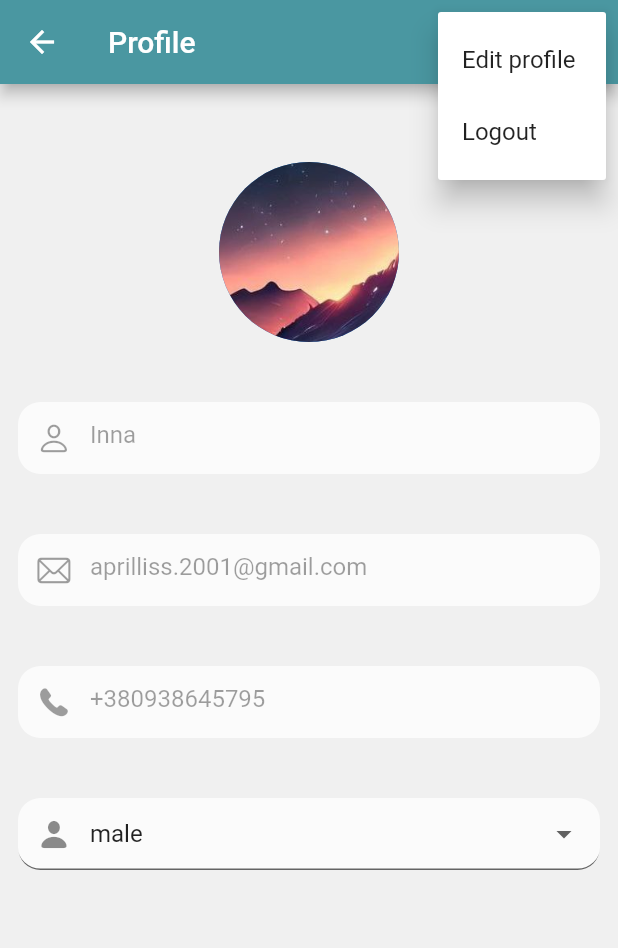
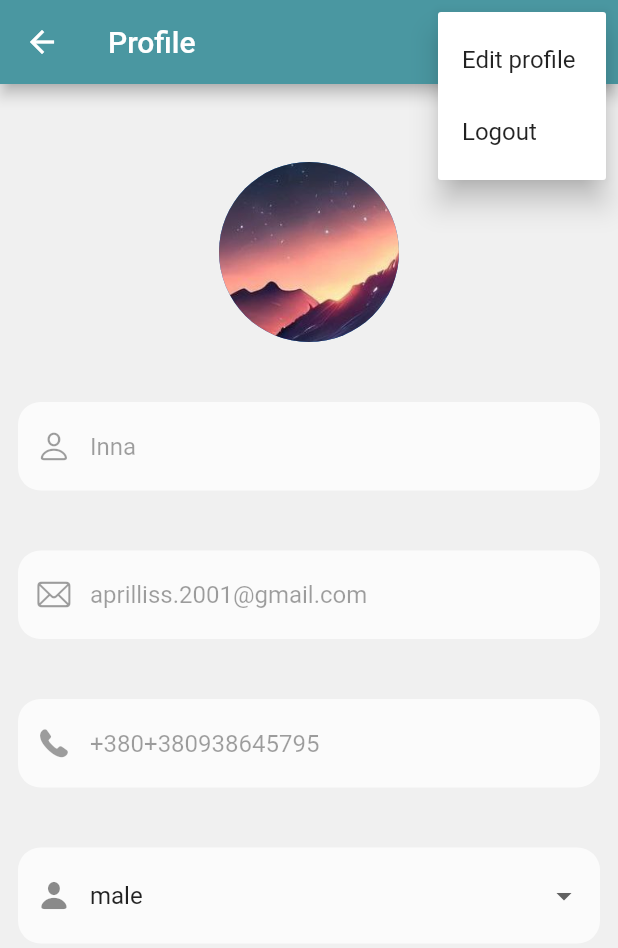
Before and after one commit to Roman-Dzerkal/hostelway-mobile-old, a Flutter app: the ProfileView screen opened directly, after a tap on the "more vert" icon, on a phone screen of 412 x 824 dp. Shown: the top 948 px of the screen. Run offline on Flutter 3.47's test engine with Material 2 defaults, Android fonts, the phone set to English and light mode, and no system bars; our stand-ins replace bot_toast, dio, go_router, google_fonts, image_picker, logger and 2 more; accounts and stored records are empty.

Commit message:
Code review

```diff
--- a/lib/pages/profile/profile_view.dart
+++ b/lib/pages/profile/profile_view.dart
@@ -6,7 +6,6 @@ import 'package:flutter/cupertino.dart';
 import 'package:hostelway/helpers/custom_color.dart';
 import 'package:hostelway/helpers/typography.dart';
 
-
 class ProfileView extends StatefulWidget {
   const ProfileView({super.key});
 
@@ -14,63 +13,50 @@ class ProfileView extends StatefulWidget {
   State<ProfileView> createState() => _ProfileView();
 }
 
-
 class _ProfileView extends State<ProfileView> {
   bool editable = false;
-  //const _ProfileView({Key? key}) : super(key: key);
+
   @override
   Widget build(BuildContext context) {
     Size size = MediaQuery.of(context).size;
-
     return ViewModelBuilder<ProfileViewModel>.reactive(
       viewModelBuilder: () => ProfileViewModel(),
       builder: (context, model, child) {
         return GestureDetector(
           onTap: () => FocusScope.of(context).requestFocus(model.unfocusNode),
           child: Scaffold(
-            backgroundColor:const  Color.fromARGB(255, 240, 240, 240),
+            backgroundColor: const Color.fromARGB(255, 240, 240, 240),
             appBar: AppBar(
               backgroundColor: CustomColors.primaryColor,
               title: !editable
-              ? const Text("Profile") : const Text("Edit Profile")
-              ,
-              /*leading: IconButton(
-                  icon: Icon(Icons.arrow_back),
-                  onPressed: () {
-                    if (Navigator.of(context).canPop()) {
-                      Navigator.of(context).pop();
-                    }
-                  }),*/
+                  ? const Text("Profile")
+                  : const Text("Edit Profile"),
               actions: [
                 PopupMenuButton(
                   itemBuilder: (BuildContext context) {
                     return [
-                            if(!editable) PopupMenuItem(
-                              child: Text("Edit profile"),
+                      if (!editable)
+                        PopupMenuItem(
                           value: "edit",
-                            ),
-                            PopupMenuItem(
-                              child: Text("Logout"),
-                              value: "logout",
-                            ),
-                          ];
-                        },
-                        onSelected: (value) {
-                          if (value == "edit") {
-                            /*Navigator.push(
-                              context,
-                              MaterialPageRoute(builder: (context) => ProfileEditView()),*/ //переход на новую стр. редактирования
+                          onTap: () {
                             setState(() {
                               editable = !editable;
                             });
-                          } else if (value == "logout") {
+                          },
+                          child: const Text("Edit profile"),
+                        ),
+                      PopupMenuItem(
+                        value: "logout",
+                        onTap: () {
                           GoRouter.of(context).go('/login');
-                          }
+                        },
+                        child: const Text("Logout"),
+                      ),
+                    ];
                   },
                 ),
               ],
             ),
-            //backgroundColor: Color.fromARGB(255, 55, 53, 53),
             body: SingleChildScrollView(
               child: Padding(
                 padding: const EdgeInsets.all(12.0),
@@ -78,23 +64,13 @@ class _ProfileView extends State<ProfileView> {
                   mainAxisAlignment: MainAxisAlignment.spaceEvenly,
                   crossAxisAlignment: CrossAxisAlignment.stretch,
                   children: [
-
-                     Align(
-                      alignment: Alignment.center,
-                      //child: Text('Edit Profile', style: headlineLarge),
-                    ),
-                    SizedBox(height: 40),
-                    CircleAvatar(
+                    const SizedBox(height: 40),
+                    const CircleAvatar(
                       radius: 60,
                       backgroundImage: AssetImage('assets/images/photo.jpg'),
                     ),
-                    SizedBox(height: 40),
-                    Container(
-                      decoration: BoxDecoration(
-                        borderRadius: BorderRadius.circular(15),
-                        //boxShadow: model.shadows,
-                      ),
-                      child: TextFormField(
+                    const SizedBox(height: 40),
+                    TextFormField(
                       enabled: editable,
                       controller: model.nameController,
                       decoration: InputDecoration(
@@ -102,19 +78,13 @@ class _ProfileView extends State<ProfileView> {
                         fillColor: const Color(0xfffbfbfb),
                         hintText: 'First and last name',
                         prefixIcon: const Icon(CupertinoIcons.person),
-                          border: UnderlineInputBorder(
-                            borderRadius: BorderRadius.circular(15),
+                        border: OutlineInputBorder(
+                            borderSide: BorderSide.none,
+                            borderRadius: BorderRadius.circular(15)),
                       ),
                     ),
-                      ),
-                    ),
-                    SizedBox(height: 40),
-                    Container(
-                      decoration: BoxDecoration(
-                        borderRadius: BorderRadius.circular(15),
-                        //boxShadow: model.shadows,
-                      ),
-                      child: TextFormField(
+                    const SizedBox(height: 40),
+                    TextFormField(
                       enabled: editable,
                       controller: model.emailController,
                       decoration: InputDecoration(
@@ -122,35 +92,26 @@ class _ProfileView extends State<ProfileView> {
                         fillColor: const Color(0xfffbfbfb),
                         hintText: 'Your email',
                         prefixIcon: const Icon(CupertinoIcons.envelope),
-                          border: UnderlineInputBorder(
-                            borderRadius: BorderRadius.circular(15),
+                        border: OutlineInputBorder(
+                            borderSide: BorderSide.none,
+                            borderRadius: BorderRadius.circular(15)),
                       ),
                     ),
-                      ),
-                    ),
-                    SizedBox(height: 40),
-                    Container(
-                      decoration: BoxDecoration(
-                        borderRadius: BorderRadius.circular(15),
-                        //boxShadow: model.shadows,
-                      ),
-                      child: Form(
-                        child: TextFormField(
+                    const SizedBox(height: 40),
+                    TextFormField(
                       enabled: editable,
                       controller: model.phoneController,
                       decoration: InputDecoration(
+                        prefixText: '+380',
                         filled: true,
                         fillColor: const Color(0xfffbfbfb),
-                            hintText: '+380',
                         prefixIcon: const Icon(CupertinoIcons.phone_fill),
-                            border: UnderlineInputBorder(
-                              borderRadius: BorderRadius.circular(15),
+                        border: OutlineInputBorder(
+                            borderSide: BorderSide.none,
+                            borderRadius: BorderRadius.circular(15)),
                       ),
                     ),
-                        ),
-                      ),
-                    ),
-                    SizedBox(height: 40),
+                    const SizedBox(height: 40),
                     Container(
                       decoration: BoxDecoration(
                         borderRadius: BorderRadius.circular(15),
@@ -163,17 +124,17 @@ class _ProfileView extends State<ProfileView> {
                             model.updateSelectedGender(newValue);
                           }
                         },
-
                         decoration: InputDecoration(
                           filled: true,
                           fillColor: const Color(0xfffbfbfb),
                           hintText: 'Select your gender',
                           prefixIcon: const Icon(CupertinoIcons.person_fill),
-                          border: UnderlineInputBorder(
-                            borderRadius: BorderRadius.circular(15),
+                          border: OutlineInputBorder(
+                              borderSide: BorderSide.none,
+                              borderRadius: BorderRadius.circular(15)),
                         ),
-                        ),
-                        items: model.gender.map<DropdownMenuItem<String>>((gender) {
+                        items: model.gender
+                            .map<DropdownMenuItem<String>>((gender) {
                           return DropdownMenuItem<String>(
                             value: gender,
                             child: Text(gender),
@@ -181,27 +142,16 @@ class _ProfileView extends State<ProfileView> {
                         }).toList(),
                       ),
                     ),
-                    SizedBox(height: 40),
+                    const SizedBox(height: 40),
                     if (editable)
-                    Container(
-                      decoration: BoxDecoration(
-                        borderRadius: BorderRadius.circular(20),
-                      ),
-                      child: ElevatedButton(
-                        onPressed: () {
+                      InkWell(
+                        onTap: () {
                           setState(() {
                             editable = !editable;
                           });
                         },
-                        style: ElevatedButton.styleFrom(
-                          shape: RoundedRectangleBorder(
-                            borderRadius: BorderRadius.circular(20),
-                          ),
-                          primary: Colors.transparent,
-                          onPrimary: Colors.white,
-                          elevation: 0,
-                        ),
-                        child: Ink(
+                        child: Container(
+                          height: size.height * 0.05,
                           decoration: BoxDecoration(
                             gradient: LinearGradient(
                               colors: [
@@ -211,9 +161,6 @@ class _ProfileView extends State<ProfileView> {
                             ),
                             borderRadius: BorderRadius.circular(20),
                           ),
-                          child: Container(
-                            constraints: BoxConstraints(minWidth: 88.0, minHeight: 36.0),
-                            alignment: Alignment.center,
                           child: Text(
                             'Save',
                             style: TextStyle(
@@ -221,10 +168,9 @@ class _ProfileView extends State<ProfileView> {
                               fontSize: 20,
                             ),
                           ),
+                          alignment: Alignment.center,
                         ),
-                        ),
-                      ),
-                    ),
+                      )
                   ],
                 ),
               ),
```
Lines whose indentation alone changed are shown as unchanged.
